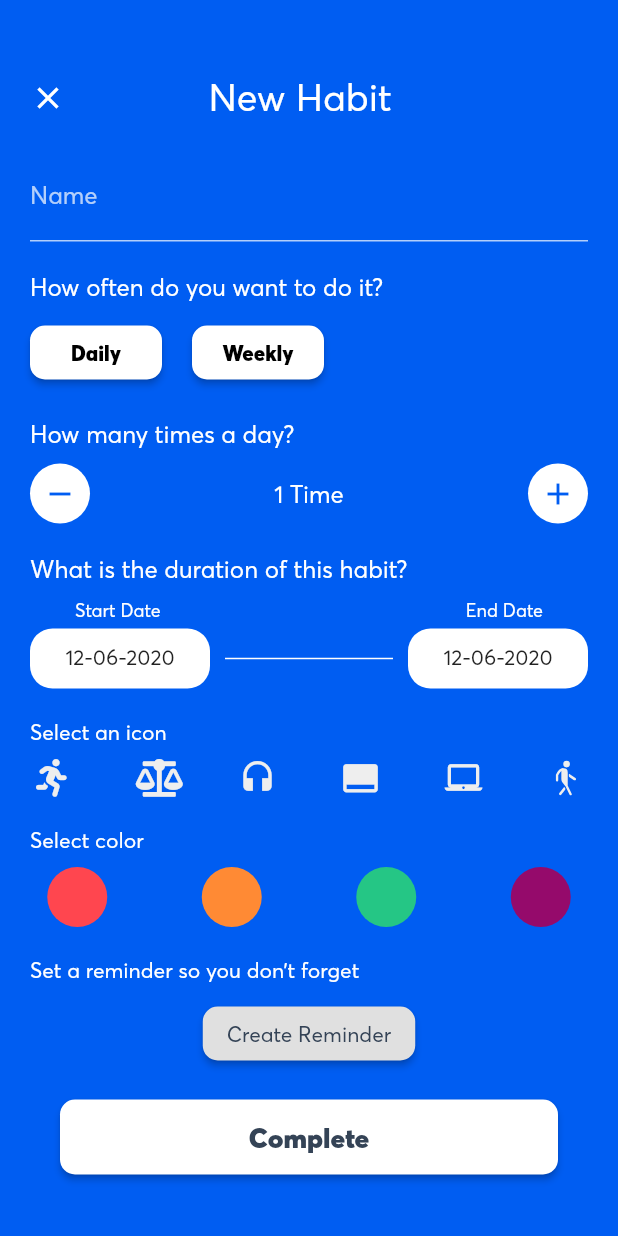
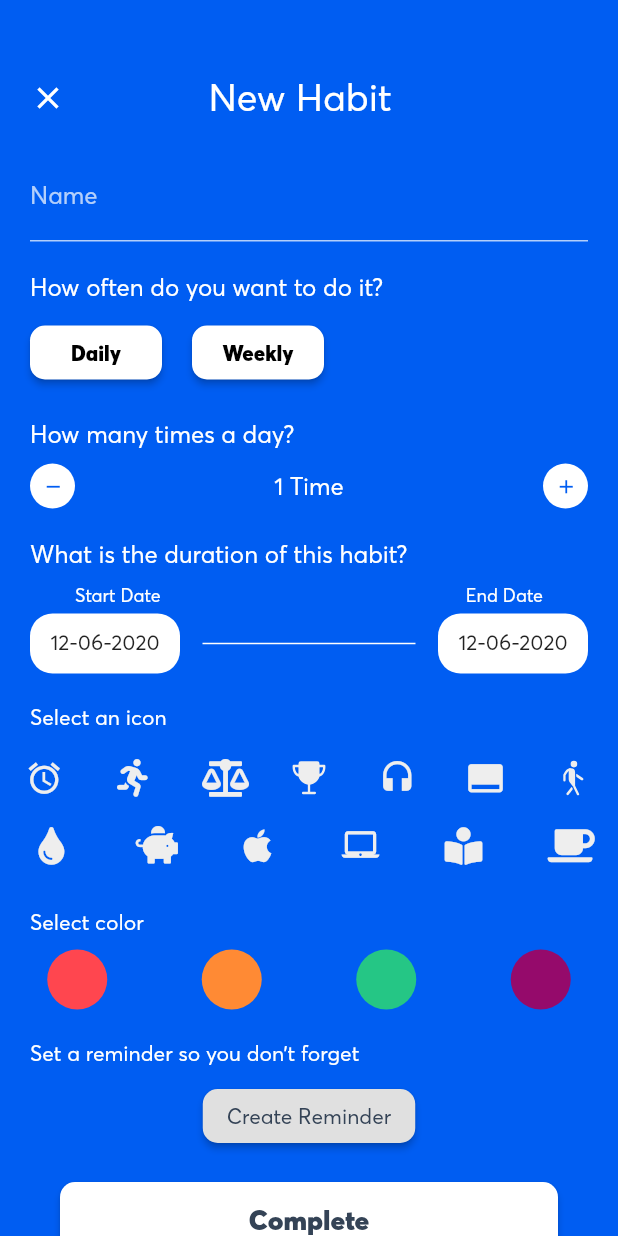
Before and after one commit to kunledarams2/habtrack, a Flutter app: the AddHabit screen opened directly, on a phone screen of 412 x 824 dp. Run offline on Flutter 3.47's test engine with Material 2 defaults, Android fonts, the light colour scheme and no system bars; our stand-ins replace flutter_icons, font_awesome_flutter.

Commit message:
new update

```diff
--- /dev/null
+++ b/lib/customizeFonts/my_flutter_app_icons.dart
@@ -0,0 +1,29 @@
+/// Flutter icons MyFlutterApp
+/// Copyright (C) 2020 by original authors @ fluttericon.com, fontello.com
+/// This font was generated by FlutterIcon.com, which is derived from Fontello.
+///
+/// To use this font, place it in your fonts/ directory and include the
+/// following in your pubspec.yaml
+///
+/// flutter:
+///   fonts:
+///    - family:  MyFlutterApp
+///      fonts:
+///       - asset: fonts/MyFlutterApp.ttf
+///
+///
+/// * Font Awesome 5, Copyright (C) 2016 by Dave Gandy
+///         Author:    Dave Gandy
+///         License:   SIL (https://github.com/FortAwesome/Font-Awesome/blob/master/LICENSE.txt)
+///         Homepage:  http://fortawesome.github.com/Font-Awesome/
+///
+import 'package:flutter/widgets.dart';
+
+class MyFlutterApp {
+  MyFlutterApp._();
+
+  static const _kFontFam = 'MyFlutterApp';
+  static const _kFontPkg = null;
+
+  static const IconData piggy_bank = IconData(0xf4d3, fontFamily: _kFontFam, fontPackage: _kFontPkg);
+}
--- a/lib/ui/DashBoard/addHabit.dart
+++ b/lib/ui/DashBoard/addHabit.dart
@@ -2,6 +2,7 @@ import 'package:flutter/cupertino.dart';
 import 'package:flutter/material.dart';
 import 'package:flutter_icons/flutter_icons.dart';
 import 'package:font_awesome_flutter/font_awesome_flutter.dart';
+import 'package:habtrack/customizeFonts/my_flutter_app_icons.dart';
 
 class AddHabit extends StatefulWidget {
   @override
@@ -10,12 +11,24 @@ class AddHabit extends StatefulWidget {
 
 class _AddHabitState extends State<AddHabit> {
   List<IconData> _icons = [
+    MaterialIcons.access_alarm,
     FontAwesome5Solid.running,
     FontAwesomeIcons.balanceScale,
+    Ionicons.ios_trophy,
     MaterialIcons.headset,
     Icons.call_to_action,
+//    MaterialIcons.laptop_mac,
+    Ionicons.ios_walk,
+
+  ];
+
+  List<IconData> _icon2 = [
+    FontAwesomeIcons.tint,
+    MyFlutterApp.piggy_bank,
+    FontAwesome.apple,
     MaterialIcons.laptop_mac,
-    Ionicons.ios_walk,
+    FontAwesomeIcons.bookReader,
+    FontAwesome5Solid.coffee,
 
   ];
   List<Color> _colors = [
@@ -148,8 +161,8 @@ class _AddHabitState extends State<AddHabit> {
           mainAxisAlignment: MainAxisAlignment.spaceBetween,
           children: <Widget>[
             Container(
-                height: 40,
-                width: 40,
+                height: 30,
+                width: 30,
                 margin: EdgeInsets.only(left: 20),
                 decoration: BoxDecoration(
                     borderRadius: BorderRadius.all(Radius.circular(30)),
@@ -157,7 +170,7 @@ class _AddHabitState extends State<AddHabit> {
                 child: IconButton(
                     icon: Icon(
                       Icons.remove,
-                      color: Color(0xFF005df2),
+                      color: Color(0xFF005df2),size: 15.0,
 
                     ),
                     onPressed: () {})),
@@ -166,8 +179,8 @@ class _AddHabitState extends State<AddHabit> {
               style: TextStyle(color: Colors.white, fontSize: 16),
             ),
             Container(
-                height: 40,
-                width: 40,
+                height: 30,
+                width: 30,
                 margin: EdgeInsets.only(right: 20),
                 decoration: BoxDecoration(
                     borderRadius: BorderRadius.all(Radius.circular(30)),
@@ -175,7 +188,7 @@ class _AddHabitState extends State<AddHabit> {
                 child: IconButton(
                     icon: Icon(
                       Icons.add,
-                      color: Color(0xFF005df2),
+                      color: Color(0xFF005df2),size: 15,
                     ),
                     onPressed: () {})),
           ],
@@ -218,7 +231,7 @@ class _AddHabitState extends State<AddHabit> {
           children: <Widget>[
             Container(
                 height: 40,
-                width: 120,
+                width: 100,
                 margin: EdgeInsets.only(left: 20),
                 decoration: BoxDecoration(
                     borderRadius: BorderRadius.all(Radius.circular(15)),
@@ -230,7 +243,7 @@ class _AddHabitState extends State<AddHabit> {
                 )),
             Expanded(
               child: Container(
-                margin: EdgeInsets.symmetric(horizontal: 10.0),
+                margin: EdgeInsets.symmetric(horizontal: 15.0),
                 child: Divider(
                   thickness: 1,
                   color: Colors.white,
@@ -239,7 +252,7 @@ class _AddHabitState extends State<AddHabit> {
             ),
             Container(
                 height: 40,
-                width: 120,
+                width: 100,
                 margin: EdgeInsets.only(right: 20),
                 decoration: BoxDecoration(
                     borderRadius: BorderRadius.all(Radius.circular(15)),
@@ -259,14 +272,26 @@ class _AddHabitState extends State<AddHabit> {
             style: TextStyle(color: Colors.white),
           ),
         ),
+        Column(
+          children: <Widget>[
           Row(
             mainAxisAlignment: MainAxisAlignment.spaceAround,
             children: _icons
                 .asMap()
                 .entries
-              .map((MapEntry map) => _buildIcon(map.key))
+                .map((MapEntry map) => _buildIcon(map.key,_icons))
                 .toList(),
           ),
+          Row(
+            mainAxisAlignment: MainAxisAlignment.spaceAround,
+            children: _icon2
+                .asMap()
+                .entries
+                .map((MapEntry map) => _buildIcon(map.key,_icon2))
+                .toList(),
+          ),
+        ],),
+
         Container(
           alignment: Alignment.topLeft,
           margin: EdgeInsets.only(left: 20, top: 20, bottom: 10),
@@ -324,10 +349,11 @@ class _AddHabitState extends State<AddHabit> {
     );
   }
 
-  Widget _buildIcon(int index) {
+  Widget _buildIcon(int index, List<IconData> icons) {
     return Container(
+      margin: EdgeInsets.symmetric(vertical: 10),
       child: Icon(
-        _icons[index],
+        icons[index],
         size: 25,
         color: Colors.grey[200],
       ),
--- a/pubspec.yaml
+++ b/pubspec.yaml
@@ -45,7 +45,10 @@ flutter:
   # The following line ensures that the Material Icons font is
   # included with your application, so that you can use the icons in
   # the material Icons class.
+
   uses-material-design: true
+
+
 
   # To add assets to your application, add an assets section, like this:
   assets:
@@ -77,6 +80,9 @@ flutter:
         - asset: fonts/AveriaSerifLibre-Bold.ttf
 #         - asset: fonts/Tr
 #           weight: 700
+    - family:  MyFlutterApp
+      fonts:
+        - asset: fonts/MyFlutterApp.ttf
   #
   # For details regarding fonts from package dependencies,
   # see https://flutter.dev/custom-fonts/#from-packages
```
Also changed, not shown: fonts/MyFlutterApp.ttf (added), 1 other file. Lines whose indentation alone changed are shown as unchanged.
